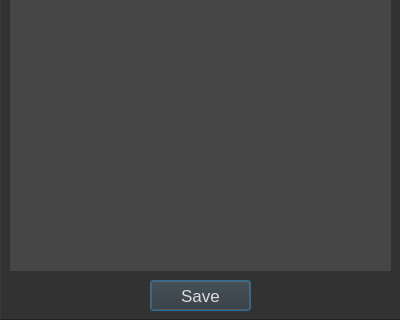
Above: src/widgetApp/RaportDialog.ui from Projekt-zespolowy-TIU/DesignYourNetwork before the change; both pictures show x 0 to 400 and y 180 to 500 of the 400 by 500 pixel window. Below: the same form after it.
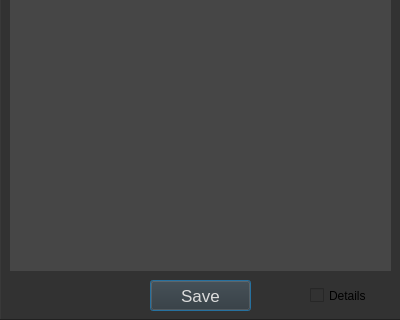
That is the form after the change. Icons and pictures are not drawn.

Commit message: detailed report

Diff of the .ui file:
```diff
--- a/src/widgetApp/RaportDialog.ui
+++ b/src/widgetApp/RaportDialog.ui
@@ -85,6 +85,25 @@
      <string>Save</string>
     </property>
    </widget>
+   <widget class="QCheckBox" name="checkBox">
+    <property name="geometry">
+     <rect>
+      <x>310</x>
+      <y>460</y>
+      <width>81</width>
+      <height>31</height>
+     </rect>
+    </property>
+    <property name="text">
+     <string>Details</string>
+    </property>
+    <property name="iconSize">
+     <size>
+      <width>32</width>
+      <height>32</height>
+     </size>
+    </property>
+   </widget>
   </widget>
  </widget>
  <resources>
```
Left out of the diff: 10 changed lines with no effect on the pictures. The commit also changes 2 other files.
